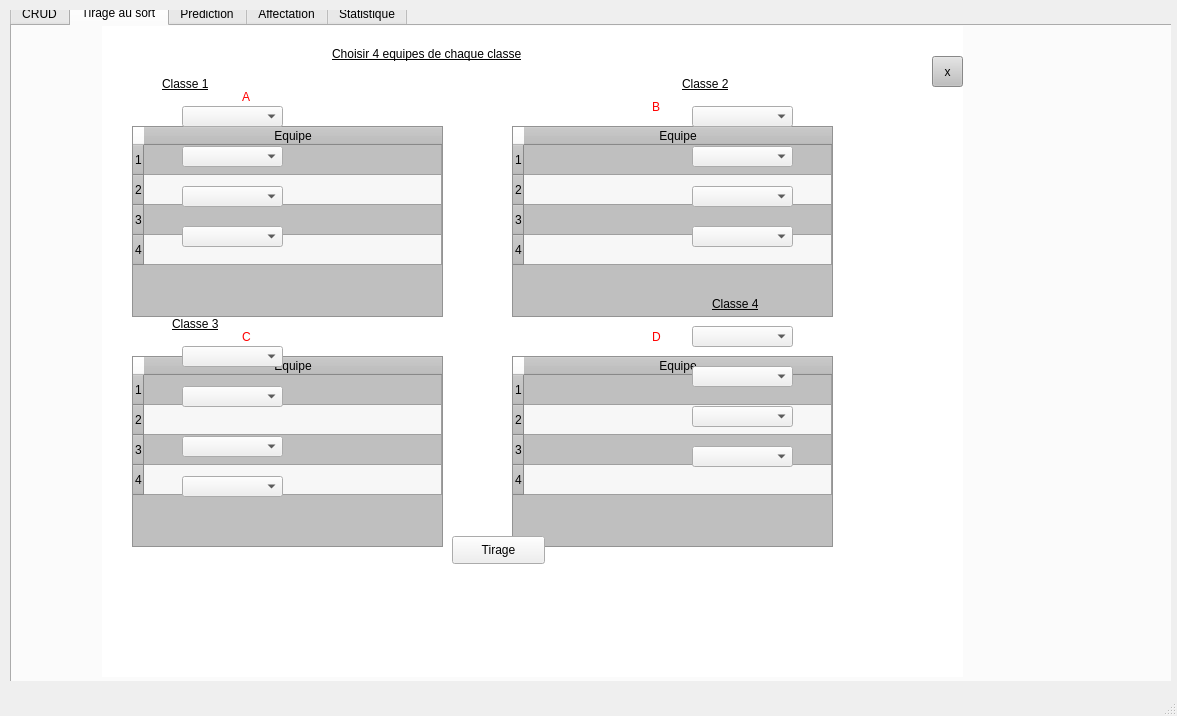
Before: the Qt Designer form mainwindow.ui in msii-esprit/Projet_CPP_2A26, drawn with Qt 5.
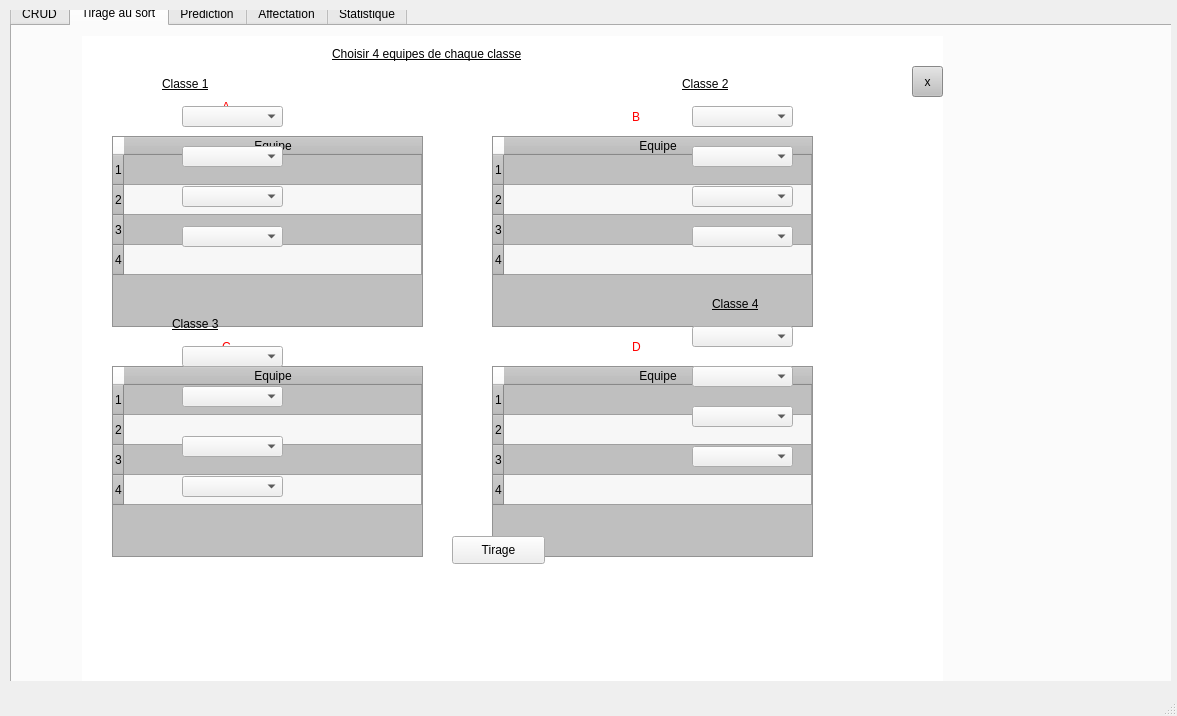
After: the same form once the commit is applied. The open tabs and pages were chosen to show the change.

The edit to the form file:
```diff
--- a/mainwindow.ui
+++ b/mainwindow.ui
@@ -3275,8 +3275,8 @@
        <widget class="QWidget" name="widget_3" native="true">
         <property name="geometry">
          <rect>
-          <x>90</x>
-          <y>0</y>
+          <x>70</x>
+          <y>10</y>
           <width>861</width>
           <height>651</height>
          </rect>
```
Left out of the diff: 2 changed lines with no effect on the pictures.
